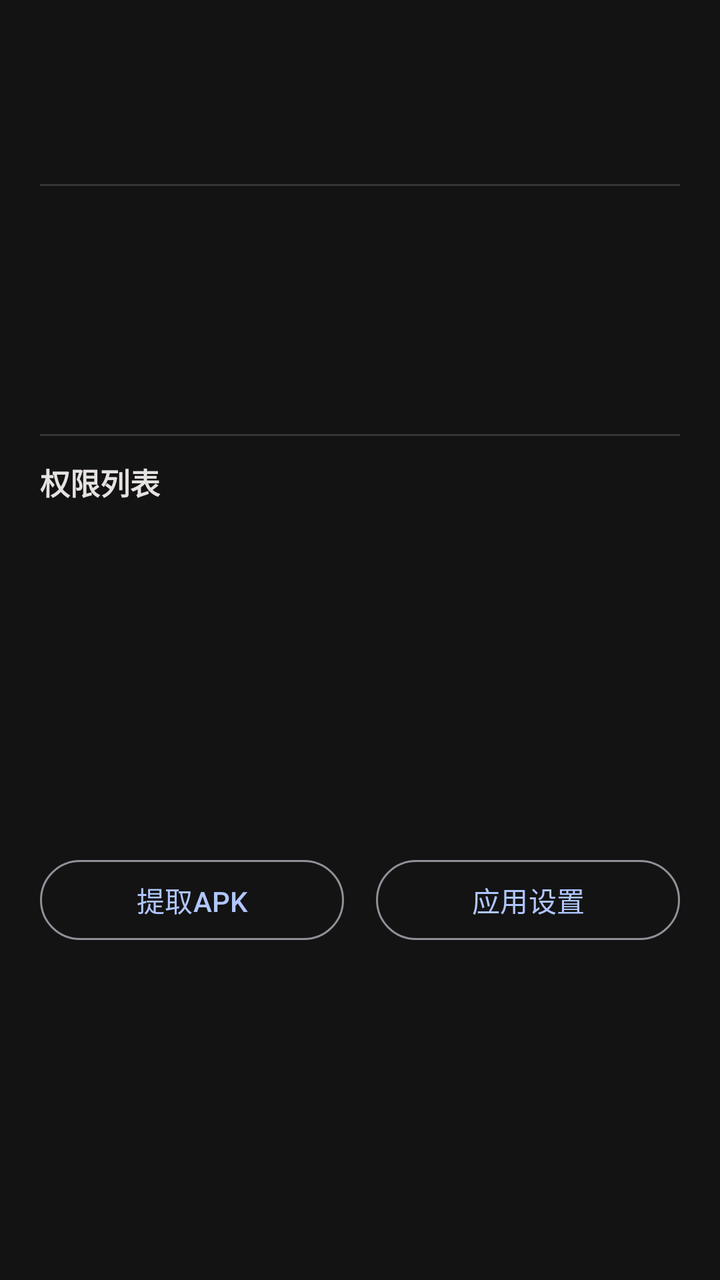
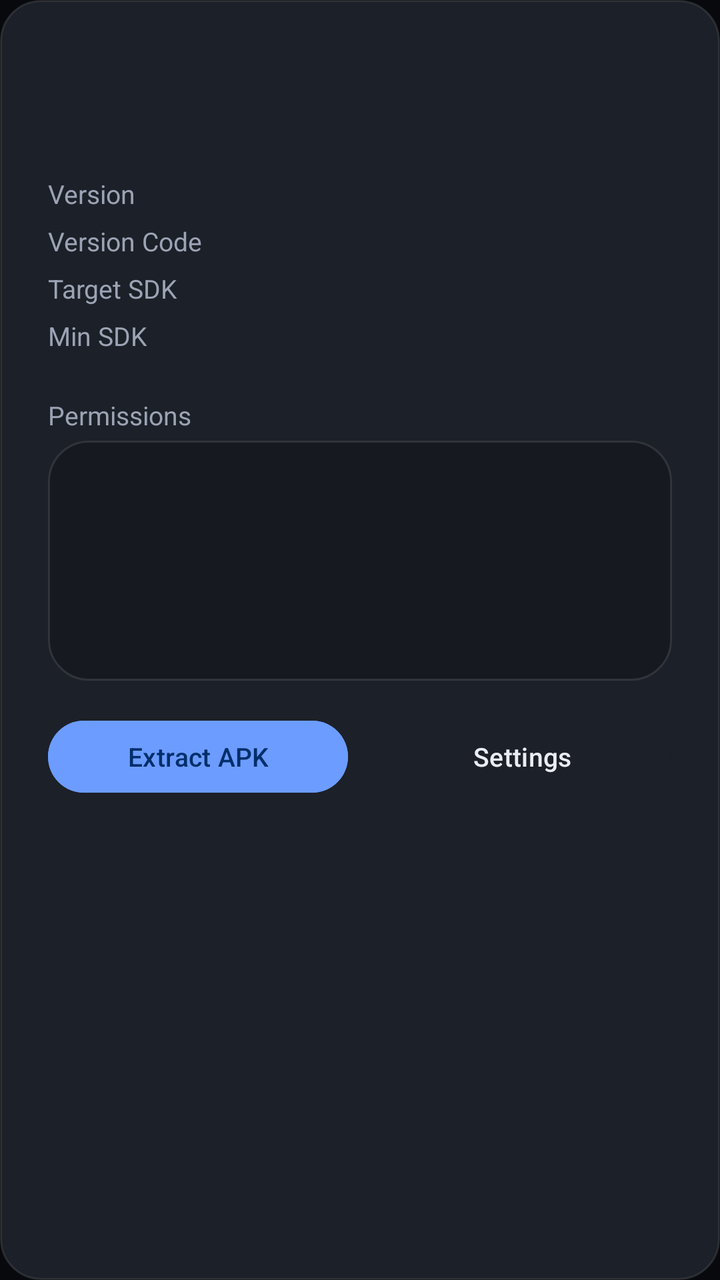

Screens rendered from an Android XML layout before and after an edit, with the pre-edit source and the edit as a unified diff.
<!-- AndroidManifest.xml: application theme Theme.HideRecents -->
<!-- res/layout/dialog_app_detail.xml -->
<?xml version="1.0" encoding="utf-8"?>
<LinearLayout xmlns:android="http://schemas.android.com/apk/res/android"
    android:layout_width="match_parent"
    android:layout_height="wrap_content"
    android:orientation="vertical"
    android:padding="20dp">

    <LinearLayout
        android:layout_width="match_parent"
        android:layout_height="wrap_content"
        android:orientation="horizontal"
        android:gravity="center_vertical"
        android:layout_marginBottom="16dp">

        <ImageView
            android:id="@+id/ivDetailIcon"
            android:layout_width="56dp"
            android:layout_height="56dp"
            android:scaleType="centerCrop" />

        <LinearLayout
            android:layout_width="0dp"
            android:layout_height="wrap_content"
            android:layout_weight="1"
            android:orientation="vertical"
            android:layout_marginStart="16dp">

            <TextView
                android:id="@+id/tvDetailAppName"
                android:layout_width="wrap_content"
                android:layout_height="wrap_content"
                android:textSize="18sp"
                android:textStyle="bold"
                android:textColor="@color/on_surface" />

            <TextView
                android:id="@+id/tvDetailPackageName"
                android:layout_width="wrap_content"
                android:layout_height="wrap_content"
                android:textSize="13sp"
                android:textColor="@color/on_surface_variant"
                android:layout_marginTop="2dp" />

        </LinearLayout>
    </LinearLayout>

    <View
        android:layout_width="match_parent"
        android:layout_height="1dp"
        android:background="@color/surface_variant"
        android:layout_marginBottom="12dp" />

    <TextView
        android:id="@+id/tvDetailVersion"
        android:layout_width="match_parent"
        android:layout_height="wrap_content"
        android:textSize="14sp"
        android:textColor="@color/on_surface"
        android:layout_marginBottom="8dp" />

    <TextView
        android:id="@+id/tvDetailVersionCode"
        android:layout_width="match_parent"
        android:layout_height="wrap_content"
        android:textSize="14sp"
        android:textColor="@color/on_surface"
        android:layout_marginBottom="8dp" />

    <TextView
        android:id="@+id/tvDetailTargetSdk"
        android:layout_width="match_parent"
        android:layout_height="wrap_content"
        android:textSize="14sp"
        android:textColor="@color/on_surface"
        android:layout_marginBottom="8dp" />

    <TextView
        android:id="@+id/tvDetailMinSdk"
        android:layout_width="match_parent"
        android:layout_height="wrap_content"
        android:textSize="14sp"
        android:textColor="@color/on_surface"
        android:layout_marginBottom="12dp" />

    <View
        android:layout_width="match_parent"
        android:layout_height="1dp"
        android:background="@color/surface_variant"
        android:layout_marginBottom="12dp" />

    <TextView
        android:layout_width="match_parent"
        android:layout_height="wrap_content"
        android:text="权限列表"
        android:textSize="15sp"
        android:textStyle="bold"
        android:textColor="@color/on_surface"
        android:layout_marginBottom="8dp" />

    <ScrollView
        android:layout_width="match_parent"
        android:layout_height="150dp"
        android:layout_marginBottom="16dp">

        <TextView
            android:id="@+id/tvDetailPermissions"
            android:layout_width="match_parent"
            android:layout_height="wrap_content"
            android:textSize="12sp"
            android:textColor="@color/on_surface_variant"
            android:lineSpacingExtra="4dp" />
    </ScrollView>

    <LinearLayout
        android:layout_width="match_parent"
        android:layout_height="wrap_content"
        android:orientation="horizontal">

        <com.google.android.material.button.MaterialButton
            android:id="@+id/btnExtractApk"
            style="@style/Widget.Material3.Button.OutlinedButton"
            android:layout_width="0dp"
            android:layout_height="wrap_content"
            android:layout_weight="1"
            android:text="提取APK"
            android:layout_marginEnd="8dp" />

        <com.google.android.material.button.MaterialButton
            android:id="@+id/btnOpenSettings"
            style="@style/Widget.Material3.Button.OutlinedButton"
            android:layout_width="0dp"
            android:layout_height="wrap_content"
            android:layout_weight="1"
            android:text="应用设置"
            android:layout_marginStart="8dp" />

    </LinearLayout>

</LinearLayout>
<!-- resources referenced by this layout -->
<resources>
  <color name="on_surface">#FFE5E2E1</color>
  <color name="on_surface_variant">#FFC2C6D7</color>
  <color name="surface_variant">#FF353535</color>
  <style name="Theme.HideRecents" parent="Theme.Material3.Dark.NoActionBar">
          <item name="colorPrimary">@color/primary</item>
          <item name="colorOnPrimary">@color/on_primary</item>
          <item name="colorPrimaryContainer">@color/primary_container</item>
          <item name="colorOnPrimaryContainer">@color/on_surface</item>
          <item name="colorSecondary">@color/secondary</item>
          <item name="colorOnSecondary">@color/on_secondary</item>
          <item name="colorSecondaryContainer">@color/secondary_container</item>
          <item name="colorOnSecondaryContainer">@color/on_secondary_container</item>
          <item name="android:colorBackground">@color/background</item>
          <item name="colorOnBackground">@color/on_surface</item>
          <item name="colorSurface">@color/surface</item>
          <item name="colorOnSurface">@color/on_surface</item>
          <item name="colorSurfaceVariant">@color/surface_variant</item>
          <item name="colorOnSurfaceVariant">@color/on_surface_variant</item>
          <item name="colorError">@color/error</item>
          <item name="colorOnError">@color/on_error</item>
          <item name="android:statusBarColor">@color/background</item>
          <item name="android:navigationBarColor">@color/background</item>
          <item name="android:windowLightStatusBar">false</item>
      </style>
  <color name="primary">#FFB0C6FF</color>
  <color name="on_primary">#FF002D6E</color>
  <color name="primary_container">#FF558DFF</color>
  <color name="secondary">#FFBDF4FF</color>
  <color name="on_secondary">#FF00363D</color>
  <color name="secondary_container">#FF00E3FD</color>
  <color name="on_secondary_container">#FF00616D</color>
  <color name="background">#FF131313</color>
  <color name="surface">#FF131313</color>
  <color name="error">#FFFFB4AB</color>
  <color name="on_error">#FF690005</color>
</resources>

<!-- the commit's change to res/layout/dialog_app_detail.xml (unified diff, before → after) -->
@@ -1,139 +1,83 @@
 <?xml version="1.0" encoding="utf-8"?>
 <LinearLayout xmlns:android="http://schemas.android.com/apk/res/android"
+    xmlns:app="http://schemas.android.com/apk/res-auto"
     android:layout_width="match_parent"
     android:layout_height="wrap_content"
     android:orientation="vertical"
-    android:padding="20dp">
+    android:background="@drawable/bg_glass_card_strong"
+    android:padding="24dp">
 
-    <LinearLayout
-        android:layout_width="match_parent"
-        android:layout_height="wrap_content"
-        android:orientation="horizontal"
-        android:gravity="center_vertical"
-        android:layout_marginBottom="16dp">
+    <LinearLayout android:layout_width="match_parent" android:layout_height="wrap_content"
+        android:orientation="horizontal" android:gravity="center_vertical" android:layout_marginBottom="16dp">
 
-        <ImageView
-            android:id="@+id/ivDetailIcon"
-            android:layout_width="56dp"
-            android:layout_height="56dp"
-            android:scaleType="centerCrop" />
+        <ImageView android:id="@+id/ivDetailIcon" android:layout_width="48dp" android:layout_height="48dp" />
 
-        <LinearLayout
-            android:layout_width="0dp"
-            android:layout_height="wrap_content"
-            android:layout_weight="1"
-            android:orientation="vertical"
-            android:layout_marginStart="16dp">
-
-            <TextView
-                android:id="@+id/tvDetailAppName"
-                android:layout_width="wrap_content"
-                android:layout_height="wrap_content"
-                android:textSize="18sp"
-                android:textStyle="bold"
-                android:textColor="@color/on_surface" />
-
-            <TextView
-                android:id="@+id/tvDetailPackageName"
-                android:layout_width="wrap_content"
-                android:layout_height="wrap_content"
-                android:textSize="13sp"
-                android:textColor="@color/on_surface_variant"
-                android:layout_marginTop="2dp" />
-
+        <LinearLayout android:layout_width="0dp" android:layout_height="wrap_content" android:layout_weight="1"
+            android:orientation="vertical" android:layout_marginStart="14dp">
+            <TextView android:id="@+id/tvDetailAppName" android:layout_width="wrap_content" android:layout_height="wrap_content"
+                android:textSize="18sp" android:textColor="@color/on_surface" android:textStyle="bold" />
+            <TextView android:id="@+id/tvDetailPackageName" android:layout_width="wrap_content" android:layout_height="wrap_content"
+                android:textSize="12sp" android:textColor="@color/on_surface_variant" android:layout_marginTop="2dp" />
         </LinearLayout>
     </LinearLayout>
 
-    <View
-        android:layout_width="match_parent"
-        android:layout_height="1dp"
-        android:background="@color/surface_variant"
-        android:layout_marginBottom="12dp" />
+    <LinearLayout android:layout_width="match_parent" android:layout_height="wrap_content"
+        android:orientation="vertical" android:layout_marginBottom="16dp">
 
-    <TextView
-        android:id="@+id/tvDetailVersion"
-        android:layout_width="match_parent"
-        android:layout_height="wrap_content"
-        android:textSize="14sp"
-        android:textColor="@color/on_surface"
-        android:layout_marginBottom="8dp" />
+        <LinearLayout android:layout_width="match_parent" android:layout_height="wrap_content"
+            android:orientation="horizontal" android:layout_marginBottom="6dp">
+            <TextView android:layout_width="0dp" android:layout_height="wrap_content" android:layout_weight="1"
+                android:text="Version" android:textSize="13sp" android:textColor="@color/on_surface_variant" />
+            <TextView android:id="@+id/tvDetailVersion" android:layout_width="wrap_content" android:layout_height="wrap_content"
+                android:textSize="13sp" android:textColor="@color/on_surface" />
+        </LinearLayout>
 
-    <TextView
-        android:id="@+id/tvDetailVersionCode"
-        android:layout_width="match_parent"
-        android:layout_height="wrap_content"
-        android:textSize="14sp"
-        android:textColor="@color/on_surface"
-        android:layout_marginBottom="8dp" />
+        <LinearLayout android:layout_width="match_parent" android:layout_height="wrap_content"
+            android:orientation="horizontal" android:layout_marginBottom="6dp">
+            <TextView android:layout_width="0dp" android:layout_height="wrap_content" android:layout_weight="1"
+                android:text="Version Code" android:textSize="13sp" android:textColor="@color/on_surface_variant" />
+            <TextView android:id="@+id/tvDetailVersionCode" android:layout_width="wrap_content" android:layout_height="wrap_content"
+                android:textSize="13sp" android:textColor="@color/on_surface" />
+        </LinearLayout>
 
-    <TextView
-        android:id="@+id/tvDetailTargetSdk"
-        android:layout_width="match_parent"
-        android:layout_height="wrap_content"
-        android:textSize="14sp"
-        android:textColor="@color/on_surface"
-        android:layout_marginBottom="8dp" />
+        <LinearLayout android:layout_width="match_parent" android:layout_height="wrap_content"
+            android:orientation="horizontal" android:layout_marginBottom="6dp">
+            <TextView android:layout_width="0dp" android:layout_height="wrap_content" android:layout_weight="1"
+                android:text="Target SDK" android:textSize="13sp" android:textColor="@color/on_surface_variant" />
+            <TextView android:id="@+id/tvDetailTargetSdk" android:layout_width="wrap_content" android:layout_height="wrap_content"
+                android:textSize="13sp" android:textColor="@color/on_surface" />
+        </LinearLayout>
 
-    <TextView
-        android:id="@+id/tvDetailMinSdk"
-        android:layout_width="match_parent"
-        android:layout_height="wrap_content"
-        android:textSize="14sp"
-        android:textColor="@color/on_surface"
-        android:layout_marginBottom="12dp" />
+        <LinearLayout android:layout_width="match_parent" android:layout_height="wrap_content"
+            android:orientation="horizontal" android:layout_marginBottom="6dp">
+            <TextView android:layout_width="0dp" android:layout_height="wrap_content" android:layout_weight="1"
+                android:text="Min SDK" android:textSize="13sp" android:textColor="@color/on_surface_variant" />
+            <TextView android:id="@+id/tvDetailMinSdk" android:layout_width="wrap_content" android:layout_height="wrap_content"
+                android:textSize="13sp" android:textColor="@color/on_surface" />
+        </LinearLayout>
+    </LinearLayout>
 
-    <View
-        android:layout_width="match_parent"
-        android:layout_height="1dp"
-        android:background="@color/surface_variant"
-        android:layout_marginBottom="12dp" />
+    <TextView android:layout_width="wrap_content" android:layout_height="wrap_content"
+        android:text="Permissions" android:textSize="13sp" android:textColor="@color/on_surface_variant"
+        android:layout_marginBottom="4dp" />
 
-    <TextView
-        android:layout_width="match_parent"
-        android:layout_height="wrap_content"
-        android:text="权限列表"
-        android:textSize="15sp"
-        android:textStyle="bold"
-        android:textColor="@color/on_surface"
-        android:layout_marginBottom="8dp" />
-
-    <ScrollView
-        android:layout_width="match_parent"
-        android:layout_height="150dp"
-        android:layout_marginBottom="16dp">
-
-        <TextView
-            android:id="@+id/tvDetailPermissions"
-            android:layout_width="match_parent"
-            android:layout_height="wrap_content"
-            android:textSize="12sp"
-            android:textColor="@color/on_surface_variant"
-            android:lineSpacingExtra="4dp" />
+    <ScrollView android:layout_width="match_parent" android:layout_height="120dp"
+        android:background="@drawable/bg_glass_card" android:padding="10dp" android:layout_marginBottom="16dp">
+        <TextView android:id="@+id/tvDetailPermissions" android:layout_width="match_parent" android:layout_height="wrap_content"
+            android:textSize="11sp" android:textColor="@color/on_surface_variant" android:fontFamily="monospace" />
     </ScrollView>
 
-    <LinearLayout
-        android:layout_width="match_parent"
-        android:layout_height="wrap_content"
+    <LinearLayout android:layout_width="match_parent" android:layout_height="wrap_content"
         android:orientation="horizontal">
-
-        <com.google.android.material.button.MaterialButton
-            android:id="@+id/btnExtractApk"
-            style="@style/Widget.Material3.Button.OutlinedButton"
-            android:layout_width="0dp"
-            android:layout_height="wrap_content"
-            android:layout_weight="1"
-            android:text="提取APK"
-            android:layout_marginEnd="8dp" />
-
-        <com.google.android.material.button.MaterialButton
-            android:id="@+id/btnOpenSettings"
-            style="@style/Widget.Material3.Button.OutlinedButton"
-            android:layout_width="0dp"
-            android:layout_height="wrap_content"
-            android:layout_weight="1"
-            android:text="应用设置"
-            android:layout_marginStart="8dp" />
-
+        <com.google.android.material.button.MaterialButton android:id="@+id/btnExtractApk"
+            android:layout_width="0dp" android:layout_height="44dp" android:layout_weight="1"
+            android:text="Extract APK" android:textSize="13sp" android:textColor="@color/on_primary"
+            android:backgroundTint="@color/primary" android:layout_marginEnd="6dp"
+            style="@style/Widget.Material3.Button" />
+        <com.google.android.material.button.MaterialButton android:id="@+id/btnOpenSettings"
+            android:layout_width="0dp" android:layout_height="44dp" android:layout_weight="1"
+            android:text="Settings" android:textSize="13sp" android:textColor="@color/on_surface"
+            android:backgroundTint="@color/surface_container_high" android:layout_marginStart="6dp"
+            style="@style/Widget.Material3.Button.TonalButton" />
     </LinearLayout>
-
 </LinearLayout>
<!-- resource entries referenced after the edit -->
@@ -1,13 +1,13 @@
 <!-- resources referenced by this layout -->
 <resources>
-  <color name="on_surface">#FFE5E2E1</color>
-  <color name="on_surface_variant">#FFC2C6D7</color>
-  <color name="surface_variant">#FF353535</color>
+  <color name="on_surface">#FFEAEDF3</color>
+  <color name="on_surface_variant">#FF9CA3B4</color>
+  <color name="surface_variant">#FF242830</color>
   <style name="Theme.HideRecents" parent="Theme.Material3.Dark.NoActionBar">
           <item name="colorPrimary">@color/primary</item>
           <item name="colorOnPrimary">@color/on_primary</item>
           <item name="colorPrimaryContainer">@color/primary_container</item>
-          <item name="colorOnPrimaryContainer">@color/on_surface</item>
+          <item name="colorOnPrimaryContainer">@color/on_primary_container</item>
           <item name="colorSecondary">@color/secondary</item>
           <item name="colorOnSecondary">@color/on_secondary</item>
           <item name="colorSecondaryContainer">@color/secondary_container</item>
@@ -24,16 +24,40 @@
           <item name="android:navigationBarColor">@color/background</item>
           <item name="android:windowLightStatusBar">false</item>
       </style>
-  <color name="primary">#FFB0C6FF</color>
-  <color name="on_primary">#FF002D6E</color>
-  <color name="primary_container">#FF558DFF</color>
-  <color name="secondary">#FFBDF4FF</color>
-  <color name="on_secondary">#FF00363D</color>
-  <color name="secondary_container">#FF00E3FD</color>
-  <color name="on_secondary_container">#FF00616D</color>
-  <color name="background">#FF131313</color>
-  <color name="surface">#FF131313</color>
-  <color name="error">#FFFFB4AB</color>
+  <color name="surface_container">#FF161920</color>
+  <color name="glass_border">#1AFFFFFF</color>
+  <color name="primary">#FF6C9CFF</color>
+  <color name="surface_container_high">#FF1C2028</color>
+  <!-- drawable bg_glass_card (drawable) -->
+  <?xml version="1.0" encoding="utf-8"?>
+  <shape xmlns:android="http://schemas.android.com/apk/res/android"
+      android:shape="rectangle">
+      <solid android:color="@color/surface_container" />
+      <corners android:radius="20dp" />
+      <stroke
+          android:width="1dp"
+          android:color="@color/glass_border" />
+  </shape>
+  <!-- drawable bg_glass_card_strong (drawable) -->
+  <?xml version="1.0" encoding="utf-8"?>
+  <shape xmlns:android="http://schemas.android.com/apk/res/android"
+      android:shape="rectangle">
+      <solid android:color="@color/surface_container_high" />
+      <corners android:radius="20dp" />
+      <stroke
+          android:width="1dp"
+          android:color="@color/glass_border" />
+  </shape>
+  <color name="on_primary">#FF002E6B</color>
+  <color name="primary_container">#FF1A4A8A</color>
+  <color name="on_primary_container">#FFA8CBFF</color>
+  <color name="secondary">#FF4DD8D0</color>
+  <color name="on_secondary">#FF003735</color>
+  <color name="secondary_container">#FF1A4F4C</color>
+  <color name="on_secondary_container">#FF7FF5EC</color>
+  <color name="background">#FF08090C</color>
+  <color name="surface">#FF08090C</color>
+  <color name="error">#FFFF6B6B</color>
   <color name="on_error">#FF690005</color>
 </resources>
 
